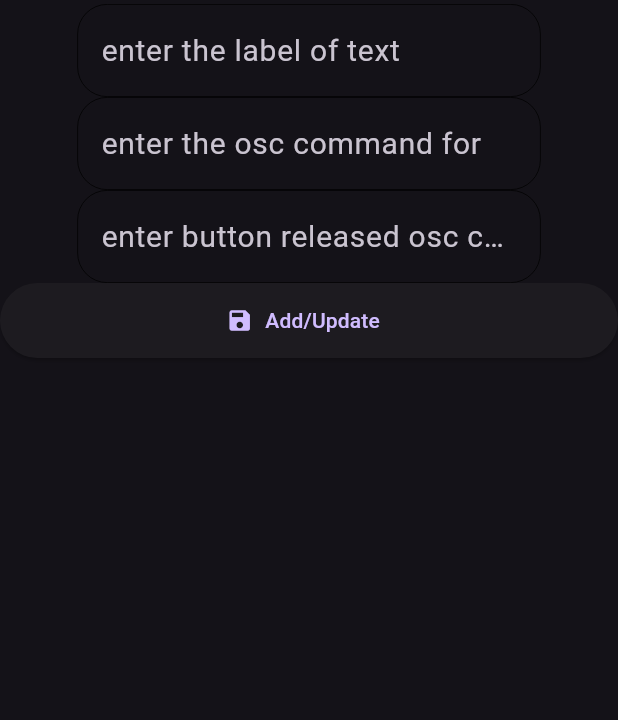
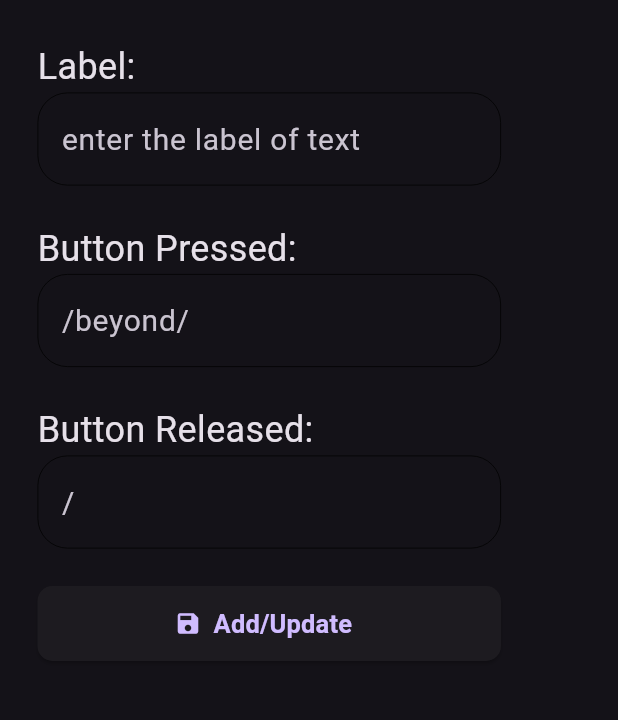
Before and after one commit to vaibhav-init/laser_slides_flutter, a Flutter app: the screen it shows after launch, after a tap on the "add" icon, on a phone screen of 412 x 824 dp, the part 80-800 px from its top. Run offline on Flutter 3.47's test engine with Material 3 defaults, Android fonts, the phone set to English and light mode, and no system bars; our stand-ins replace connectivity_plus, flutter_riverpod, reorderable_grid_view, shared_preferences, sqflite; missing offline and left inert: osc; accounts and stored records are empty.

```diff
--- a/lib/common/widgets/custom_button.dart
+++ b/lib/common/widgets/custom_button.dart
@@ -3,19 +3,32 @@ import 'package:flutter/material.dart';
 class CustomButton extends StatelessWidget {
   final String textToUse;
   final VoidCallback function;
+
   const CustomButton({
-    super.key,
+    Key? key, // Adding the key parameter
     required this.function,
     required this.textToUse,
-  });
+  }) : super(key: key);
+
   @override
   Widget build(BuildContext context) {
+    double buttonWidth = MediaQuery.of(context).size.width * 0.75;
+
     return ElevatedButton.icon(
       icon: const Icon(Icons.save),
-      label: Text(textToUse),
+      label: Text(
+        textToUse,
+        style: const TextStyle(
+          fontWeight: FontWeight.bold,
+          fontSize: 17,
+        ),
+      ),
       onPressed: function,
       style: ElevatedButton.styleFrom(
-        minimumSize: const Size(double.infinity, 50),
+        minimumSize: Size(buttonWidth, 50),
+        shape: RoundedRectangleBorder(
+          borderRadius: BorderRadius.circular(10.0), // Custom radius
+        ),
       ),
     );
   }
--- a/lib/main.dart
+++ b/lib/main.dart
@@ -25,7 +25,9 @@ class LaserSlides extends ConsumerWidget {
           useMaterial3: true,
           primaryColor: Colors.red,
         ),
-        darkTheme: ThemeData.dark(),
+        darkTheme: ThemeData.dark().copyWith(
+          primaryColor: Colors.red,
+        ),
         themeMode: darkMode ? ThemeMode.dark : ThemeMode.light,
         home: const HomeView(),
         routes: {
--- a/lib/views/add_button_view.dart
+++ b/lib/views/add_button_view.dart
@@ -1,4 +1,5 @@
 import 'package:flutter/material.dart';
+import 'package:laser_slides/common/utils.dart';
 import 'package:laser_slides/common/widgets/custom_button.dart';
 import 'package:laser_slides/common/widgets/custom_textfield.dart';
 import 'package:laser_slides/models/button_model.dart';
@@ -59,26 +60,46 @@ class _AddButtonViewState extends State<AddEditButtonView> {
             ),
         ],
       ),
-      body: Column(
+      body: Padding(
+        padding: const EdgeInsets.all(25.0),
+        child: SingleChildScrollView(
+          child: Column(
+            crossAxisAlignment: CrossAxisAlignment.start,
             children: [
+              const Text(
+                'Label:',
+                style: TextStyle(fontSize: 24),
+              ),
               CustomTextField(
                 controller: labelController,
                 hintText: 'enter the label of text',
-              keyboardType: TextInputType.text),
+                keyboardType: TextInputType.text,
+              ),
+              const SizedBox(height: 25),
+              const Text(
+                'Button Pressed:',
+                style: TextStyle(fontSize: 24),
+              ),
               CustomTextField(
                 controller: buttonPressedEventController,
-            hintText: 'enter the osc command for ',
+                hintText: '/beyond/',
                 keyboardType: TextInputType.text,
+              ),
+              const SizedBox(height: 25),
+              const Text(
+                'Button Released:',
+                style: TextStyle(fontSize: 24),
               ),
               CustomTextField(
                 controller: buttonReleasedEventController,
-              hintText: 'enter button released osc command',
-              keyboardType: TextInputType.text),
+                hintText: '/',
+                keyboardType: TextInputType.text,
+              ),
+              const SizedBox(height: 25),
               CustomButton(
                 function: () async {
                   if (labelController.text != '' &&
-                  buttonPressedEventController.text != '' &&
-                  buttonReleasedEventController.text != '') {
+                      buttonPressedEventController.text != '') {
                     String uuid = const Uuid().v1();
                     if (widget.buttonModel != null) {
                       uuid = widget.buttonModel!.id;
@@ -86,21 +107,29 @@ class _AddButtonViewState extends State<AddEditButtonView> {
                     ButtonModel newButton = ButtonModel(
                       label: labelController.text,
                       id: uuid,
-                  buttonReleasedEvent: buttonPressedEventController.text,
-                  buttonPressedEvent: buttonReleasedEventController.text,
+                      buttonReleasedEvent: buttonReleasedEventController.text,
+                      buttonPressedEvent: buttonPressedEventController.text,
                     );
                     if (widget.buttonModel != null) {
                       await sqliteService.updateButton(newButton);
                     } else {
                       await sqliteService.addButton(newButton);
                     }
+                    // ignore: use_build_context_synchronously
+                    Navigator.pop(context);
+                  } else {
+                    showScaffold(
+                      context,
+                      "Label and Button Pressed OSC can't be empty",
+                    );
                   }
-              Navigator.pop(context);
                 },
                 textToUse: 'Add/Update',
               ),
             ],
           ),
+        ),
+      ),
     );
   }
 }
--- a/lib/views/home_view.dart
+++ b/lib/views/home_view.dart
@@ -3,6 +3,7 @@ import 'dart:io';
 import 'package:connectivity_plus/connectivity_plus.dart';
 import 'package:flutter/material.dart';
 import 'package:flutter_riverpod/flutter_riverpod.dart';
+import 'package:laser_slides/common/theme.dart';
 import 'package:laser_slides/models/button_model.dart';
 import 'package:laser_slides/repository/local_storage_repository.dart';
 import 'package:laser_slides/views/add_button_view.dart';
@@ -31,8 +32,7 @@ void sendOSC() {
 }
 
 void setupWifiStream() {
-  checkWifiStatus(); // Check initially
-  // Periodically check WiFi status, you can use a timer or any suitable approach
+  checkWifiStatus();
   Timer.periodic(const Duration(seconds: 2), (timer) {
     checkWifiStatus();
   });
@@ -69,20 +69,16 @@ class _HomeViewState extends ConsumerState<HomeView> {
     String buttonReleasedEvent,
   ) async {}
 
-  Future<void> deleteButton(String id) async {
-    await sqliteService.deleteButton(id);
-    loadButtons();
-  }
-
   @override
   Widget build(BuildContext context) {
+    var darkMode = ref.watch(darkModeProvider);
     Widget buildItem(ButtonModel buttonModel) {
       return Stack(
         key: Key(buttonModel.id),
         children: [
           InkWell(
             borderRadius: BorderRadius.circular(15.0),
-            onTap: () => deleteButton(buttonModel.id),
+            onTap: () {},
             child: Card(
               shape: RoundedRectangleBorder(
                 borderRadius: BorderRadius.circular(15.0),
@@ -101,7 +97,7 @@ class _HomeViewState extends ConsumerState<HomeView> {
                   child: Text(buttonModel.label,
                       style: const TextStyle(
                         fontWeight: FontWeight.w500,
-                        fontSize: 18,
+                        fontSize: 20,
                       )),
                 ),
               ),
@@ -144,6 +140,15 @@ class _HomeViewState extends ConsumerState<HomeView> {
           width: 100,
         ),
         actions: [
+          Padding(
+            padding: const EdgeInsets.only(right: 20),
+            child: Switch(
+              value: darkMode,
+              onChanged: (val) {
+                ref.read(darkModeProvider.notifier).toggle();
+              },
+            ),
+          ),
           StreamBuilder<bool>(
             stream: wifiStreamController.stream,
             initialData: false,
```
Also changed, not shown: lib/common/utils.dart (added, +10 -0 lines), lib/views/settings_view.dart (+3 -14 lines). Lines whose indentation alone changed are shown as unchanged.
